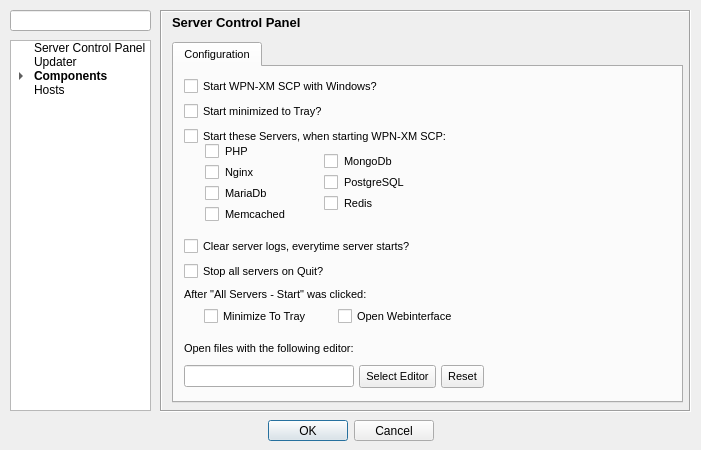
Old version of the form src/app/config/configurationdialog.ui in the repository WPN-XM/server-control-panel.
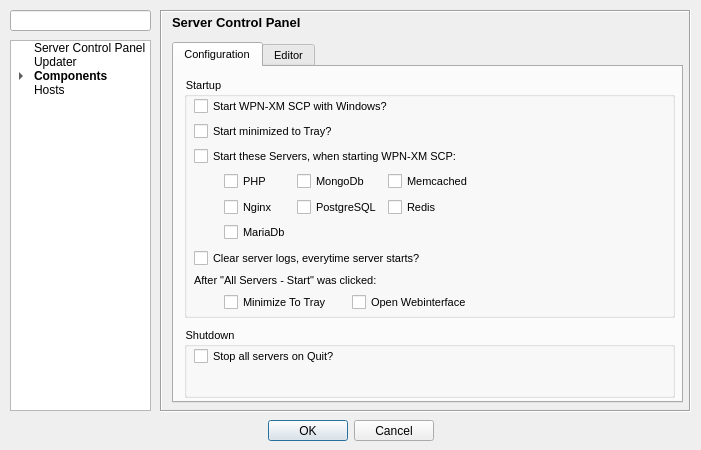
New version of the form. The open tabs and pages were chosen to show the change. Icons and pictures are not drawn.

Commit message: use new getters in ConfigurationDialog added delete buttons for nginx upstream and servers

Patch:
```diff
--- a/src/app/config/configurationdialog.ui
+++ b/src/app/config/configurationdialog.ui
@@ -194,7 +194,7 @@
       </rect>
      </property>
      <property name="sizePolicy">
-      <sizepolicy hsizetype="Minimum" vsizetype="Expanding">
+      <sizepolicy hsizetype="Minimum" vsizetype="Ignored">
        <horstretch>0</horstretch>
        <verstretch>0</verstretch>
       </sizepolicy>
@@ -209,176 +209,262 @@
       <attribute name="title">
        <string>Configuration</string>
       </attribute>
-      <widget class="QWidget" name="layoutWidget1">
+      <widget class="QGroupBox" name="groupBox_startup">
        <property name="geometry">
         <rect>
          <x>10</x>
          <y>10</y>
-         <width>301</width>
-         <height>68</height>
+         <width>491</width>
+         <height>241</height>
         </rect>
        </property>
-       <layout class="QGridLayout" name="gridLayout_2">
-        <item row="0" column="0" alignment="Qt::AlignTop">
-         <widget class="QCheckBox" name="checkbox_runOnStartUp">
-          <property name="text">
-           <string>Start WPN-XM SCP with Windows?</string>
-          </property>
-         </widget>
-        </item>
-        <item row="2" column="0" alignment="Qt::AlignVCenter">
-         <widget class="QCheckBox" name="checkbox_autostartServers">
-          <property name="text">
-           <string>Start these Servers, when starting WPN-XM SCP:</string>
-          </property>
-         </widget>
-        </item>
-        <item row="1" column="0">
-         <widget class="QCheckBox" name="checkbox_startMinimized">
-          <property name="enabled">
-           <bool>true</bool>
-          </property>
-          <property name="text">
-           <string>Start minimized to Tray?</string>
-          </property>
-         </widget>
-        </item>
-       </layout>
-      </widget>
-      <widget class="QWidget" name="formLayoutWidget">
-       <property name="geometry">
-        <rect>
-         <x>31</x>
-         <y>70</y>
-         <width>111</width>
-         <height>91</height>
-        </rect>
+       <property name="title">
+        <string>Startup</string>
        </property>
-       <layout class="QFormLayout" name="autostartServersFormLayout">
-        <property name="fieldGrowthPolicy">
-         <enum>QFormLayout::AllNonFixedFieldsGrow</enum>
+       <widget class="QWidget" name="layoutWidget1">
+        <property name="geometry">
+         <rect>
+          <x>10</x>
+          <y>20</y>
+          <width>381</width>
+          <height>215</height>
+         </rect>
         </property>
-        <property name="labelAlignment">
-         <set>Qt::AlignRight|Qt::AlignTrailing|Qt::AlignVCenter</set>
-        </property>
-        <property name="formAlignment">
-         <set>Qt::AlignRight|Qt::AlignTrailing|Qt::AlignVCenter</set>
-        </property>
-        <property name="verticalSpacing">
-         <number>6</number>
-        </property>
-        <item row="0" column="0">
-         <widget class="QCheckBox" name="checkbox_autostart_PHP"/>
-        </item>
-        <item row="0" column="1">
-         <widget class="QLabel" name="PHPLabel">
-          <property name="text">
-           <string>PHP</string>
-          </property>
-         </widget>
-        </item>
-        <item row="1" column="0">
-         <widget class="QCheckBox" name="checkbox_autostart_Nginx"/>
-        </item>
-        <item row="1" column="1">
-         <widget class="QLabel" name="NginxLabel">
-          <property name="text">
-           <string>Nginx</string>
-          </property>
-         </widget>
-        </item>
-        <item row="2" column="0">
-         <widget class="QCheckBox" name="checkbox_autostart_MariaDb"/>
-        </item>
-        <item row="2" column="1">
-         <widget class="QLabel" name="MariaDbLabel">
-          <property name="text">
-           <string>MariaDb</string>
-          </property>
-         </widget>
-        </item>
-        <item row="3" column="0">
-         <widget class="QCheckBox" name="checkbox_autostart_Memcached"/>
-        </item>
-        <item row="3" column="1">
-         <widget class="QLabel" name="MemcachedLabel">
-          <property name="text">
-           <string>Memcached</string>
-          </property>
-         </widget>
-        </item>
-       </layout>
+        <layout class="QGridLayout" name="gridLayout_2">
+         <property name="sizeConstraint">
+          <enum>QLayout::SetFixedSize</enum>
+         </property>
+         <item row="2" column="0" alignment="Qt::AlignVCenter">
+          <widget class="QCheckBox" name="checkbox_autostartServers">
+           <property name="text">
+            <string>Start these Servers, when starting WPN-XM SCP:</string>
+           </property>
+          </widget>
+         </item>
+         <item row="3" column="0">
+          <layout class="QGridLayout" name="autostartServersFormLayout">
+           <property name="sizeConstraint">
+            <enum>QLayout::SetFixedSize</enum>
+           </property>
+           <item row="1" column="3">
+            <widget class="QCheckBox" name="checkbox_autostart_Postgresql">
+             <property name="text">
+              <string>PostgreSQL</string>
+             </property>
+            </widget>
+           </item>
+           <item row="1" column="4">
+            <widget class="QCheckBox" name="checkbox_autostart_Redis">
+             <property name="text">
+              <string>Redis</string>
+             </property>
+            </widget>
+           </item>
+           <item row="0" column="3">
+            <widget class="QCheckBox" name="checkbox_autostart_MongoDb">
+             <property name="text">
+              <string>MongoDb</string>
+             </property>
+            </widget>
+           </item>
+           <item row="2" column="2">
+            <widget class="QCheckBox" name="checkbox_autostart_MariaDb">
+             <property name="text">
+              <string>MariaDb</string>
+             </property>
+            </widget>
+           </item>
+           <item row="0" column="2">
+            <widget class="QCheckBox" name="checkbox_autostart_PHP">
+             <property name="sizePolicy">
+              <sizepolicy hsizetype="Minimum" vsizetype="Maximum">
+               <horstretch>0</horstretch>
+               <verstretch>0</verstretch>
+              </sizepolicy>
+             </property>
+             <property name="minimumSize">
+              <size>
+               <width>0</width>
+               <height>0</height>
+              </size>
+             </property>
+             <property name="text">
+              <string>PHP</string>
+             </property>
+            </widget>
+           </item>
+           <item row="0" column="4">
+            <widget class="QCheckBox" name="checkbox_autostart_Memcached">
+             <property name="text">
+              <string>Memcached</string>
+             </property>
+            </widget>
+           </item>
+           <item row="0" column="1">
+            <spacer name="horizontalSpacer_3">
+             <property name="orientation">
+              <enum>Qt::Horizontal</enum>
+             </property>
+             <property name="sizeType">
+              <enum>QSizePolicy::Fixed</enum>
+             </property>
+             <property name="sizeHint" stdset="0">
+              <size>
+               <width>30</width>
+               <height>20</height>
+              </size>
+             </property>
+            </spacer>
+           </item>
+           <item row="1" column="2">
+            <widget class="QCheckBox" name="checkbox_autostart_Nginx">
+             <property name="text">
+              <string>Nginx</string>
+             </property>
+            </widget>
+           </item>
+           <item row="2" column="3" colspan="2">
+            <spacer name="horizontalSpacer_5">
+             <property name="orientation">
+              <enum>Qt::Horizontal</enum>
+             </property>
+             <property name="sizeHint" stdset="0">
+              <size>
+               <width>40</width>
+               <height>20</height>
+              </size>
+             </property>
+            </spacer>
+           </item>
+          </layout>
+         </item>
+         <item row="1" column="0">
+          <widget class="QCheckBox" name="checkbox_startMinimized">
+           <property name="enabled">
+            <bool>true</bool>
+           </property>
+           <property name="text">
+            <string>Start minimized to Tray?</string>
+           </property>
+          </widget>
+         </item>
+         <item row="4" column="0">
+          <widget class="QCheckBox" name="checkbox_clearLogsOnStart">
+           <property name="enabled">
+            <bool>true</bool>
+           </property>
+           <property name="text">
+            <string>Clear server logs, everytime server starts?</string>
+           </property>
+          </widget>
+         </item>
+         <item row="0" column="0" alignment="Qt::AlignTop">
+          <widget class="QCheckBox" name="checkbox_runOnStartUp">
+           <property name="text">
+            <string>Start WPN-XM SCP with Windows?</string>
+           </property>
+          </widget>
+         </item>
+         <item row="5" column="0">
+          <widget class="QLabel" name="LabelAfterAllServersStart">
+           <property name="text">
+            <string>After &quot;All Servers - Start&quot; was clicked:</string>
+           </property>
+          </widget>
+         </item>
+         <item row="6" column="0">
+          <layout class="QGridLayout" name="gridLayout_20">
+           <item row="0" column="0">
+            <spacer name="horizontalSpacer_4">
+             <property name="orientation">
+              <enum>Qt::Horizontal</enum>
+             </property>
+             <property name="sizeType">
+              <enum>QSizePolicy::Maximum</enum>
+             </property>
+             <property name="sizeHint" stdset="0">
+              <size>
+               <width>30</width>
+               <height>20</height>
+              </size>
+             </property>
+            </spacer>
+           </item>
+           <item row="0" column="1">
+            <widget class="QCheckBox" name="checkbox_onStartAllMinimize">
+             <property name="enabled">
+              <bool>true</bool>
+             </property>
+             <property name="text">
+              <string>Minimize To Tray</string>
+             </property>
+            </widget>
+           </item>
+           <item row="0" column="2">
+            <widget class="QCheckBox" name="checkbox_onStartAllOpenWebinterface">
+             <property name="enabled">
+              <bool>true</bool>
+             </property>
+             <property name="text">
+              <string>Open Webinterface</string>
+             </property>
+            </widget>
+           </item>
+          </layout>
+         </item>
+        </layout>
+       </widget>
       </widget>
-      <widget class="QWidget" name="layoutWidget2">
+      <widget class="QGroupBox" name="groupBox_shutdown">
        <property name="geometry">
         <rect>
          <x>10</x>
-         <y>170</y>
-         <width>301</width>
-         <height>89</height>
+         <y>260</y>
+         <width>491</width>
+         <height>71</height>
         </rect>
        </property>
-       <layout class="QGridLayout" name="gridLayout_3">
-        <item row="1" column="0" alignment="Qt::AlignVCenter">
-         <widget class="QCheckBox" name="checkbox_stopServersOnQuit">
-          <property name="enabled">
-           <bool>true</bool>
-          </property>
-          <property name="text">
-           <string>Stop all servers on Quit?</string>
-          </property>
-         </widget>
-        </item>
-        <item row="0" column="0">
-         <widget class="QCheckBox" name="checkbox_clearLogsOnStart">
-          <property name="enabled">
-           <bool>true</bool>
-          </property>
-          <property name="text">
-           <string>Clear server logs, everytime server starts?</string>
-          </property>
-         </widget>
-        </item>
-        <item row="3" column="0">
-         <layout class="QGridLayout" name="gridLayout_4">
-          <item row="0" column="2">
-           <widget class="QCheckBox" name="checkbox_onStartAllOpenWebinterface">
-            <property name="enabled">
-             <bool>true</bool>
-            </property>
-            <property name="text">
-             <string>Open Webinterface</string>
-            </property>
-           </widget>
-          </item>
-          <item row="0" column="1" alignment="Qt::AlignHCenter">
-           <widget class="QCheckBox" name="checkbox_onStartAllMinimize">
-            <property name="enabled">
-             <bool>true</bool>
-            </property>
-            <property name="text">
-             <string>Minimize To Tray</string>
-            </property>
-           </widget>
-          </item>
-         </layout>
-        </item>
-        <item row="2" column="0">
-         <widget class="QLabel" name="LabelAfterAllServersStart">
-          <property name="text">
-           <string>After &quot;All Servers - Start&quot; was clicked:</string>
-          </property>
-         </widget>
-        </item>
-       </layout>
+       <property name="title">
+        <string>Shutdown</string>
+       </property>
+       <widget class="QWidget" name="layoutWidget2">
+        <property name="geometry">
+         <rect>
+          <x>10</x>
+          <y>20</y>
+          <width>391</width>
+          <height>21</height>
+         </rect>
+        </property>
+        <layout class="QGridLayout" name="gridLayout_3">
+         <property name="sizeConstraint">
+          <enum>QLayout::SetFixedSize</enum>
+         </property>
+         <item row="0" column="0" alignment="Qt::AlignVCenter">
+          <widget class="QCheckBox" name="checkbox_stopServersOnQuit">
+           <property name="enabled">
+            <bool>true</bool>
+           </property>
+           <property name="text">
+            <string>Stop all servers on Quit?</string>
+           </property>
+          </widget>
+         </item>
+        </layout>
+       </widget>
       </widget>
+     </widget>
+     <widget class="QWidget" name="tab_editor">
+      <attribute name="title">
+       <string>Editor</string>
+      </attribute>
       <widget class="QWidget" name="layoutWidget3">
        <property name="geometry">
         <rect>
          <x>10</x>
-         <y>270</y>
+         <y>10</y>
          <width>301</width>
-         <height>55</height>
+         <height>53</height>
         </rect>
        </property>
        <layout class="QGridLayout" name="gridLayout_editor" rowminimumheight="23,23">
@@ -477,60 +563,6 @@
         </item>
        </layout>
       </widget>
-      <widget class="QWidget" name="formLayoutWidget_2">
-       <property name="geometry">
-        <rect>
-         <x>150</x>
-         <y>70</y>
-         <width>112</width>
-         <height>91</height>
-        </rect>
-       </property>
-       <layout class="QFormLayout" name="autostartServersFormLayout2">
-        <property name="fieldGrowthPolicy">
-         <enum>QFormLayout::AllNonFixedFieldsGrow</enum>
-        </property>
-        <property name="labelAlignment">
-         <set>Qt::AlignRight|Qt::AlignTrailing|Qt::AlignVCenter</set>
-        </property>
-        <property name="formAlignment">
-         <set>Qt::AlignRight|Qt::AlignTrailing|Qt::AlignVCenter</set>
-        </property>
-        <property name="verticalSpacing">
-         <number>6</number>
-        </property>
-        <item row="0" column="1">
-         <widget class="QLabel" name="MongoDbLabel">
-          <property name="text">
-           <string>MongoDb</string>
-          </property>
-         </widget>
-        </item>
-        <item row="1" column="0">
-         <widget class="QCheckBox" name="checkbox_autostart_Postgresql"/>
-        </item>
-        <item row="1" column="1">
-         <widget class="QLabel" name="PostgreSQLLabel">
-          <property name="text">
-           <string>PostgreSQL</string>
-          </property>
-         </widget>
-        </item>
-        <item row="0" column="0">
-         <widget class="QCheckBox" name="checkbox_autostart_MongoDb"/>
-        </item>
-        <item row="2" column="0">
-         <widget class="QCheckBox" name="checkbox_autostart_Redis"/>
-        </item>
-        <item row="2" column="1">
-         <widget class="QLabel" name="RedisLabel">
-          <property name="text">
-           <string>Redis</string>
-          </property>
-         </widget>
-        </item>
-       </layout>
-      </widget>
      </widget>
     </widget>
     <widget class="QLabel" name="label">
```
Left out of the diff: 62 changed lines with no effect on the pictures. The commit also changes 2 other files.
